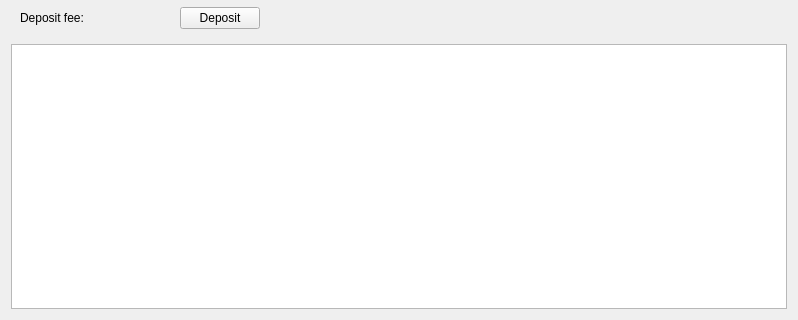
Vetro7/RoyaltiesGUI, file src/gui/ui/depositsframe.ui: the form before one commit; both pictures show x 0 to 798 and y 237 to 557 of the 798 by 557 pixel window.
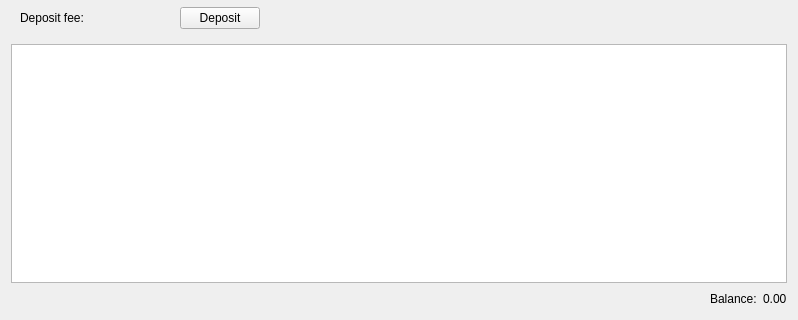
The form after the commit.

```diff
--- a/src/gui/ui/depositsframe.ui
+++ b/src/gui/ui/depositsframe.ui
@@ -272,6 +272,37 @@
      </property>
     </widget>
    </item>
+   <item>
+    <layout class="QHBoxLayout" name="horizontalLayout">
+     <item>
+      <spacer name="horizontalSpacer_3">
+       <property name="orientation">
+        <enum>Qt::Horizontal</enum>
+       </property>
+       <property name="sizeHint" stdset="0">
+        <size>
+         <width>40</width>
+         <height>20</height>
+        </size>
+       </property>
+      </spacer>
+     </item>
+     <item>
+      <widget class="QLabel" name="label_3">
+       <property name="text">
+        <string>Balance:</string>
+       </property>
+      </widget>
+     </item>
+     <item>
+      <widget class="QLabel" name="m_balanceLabel">
+       <property name="text">
+        <string>0.00</string>
+       </property>
+      </widget>
+     </item>
+    </layout>
+   </item>
   </layout>
  </widget>
  <resources/>
```
